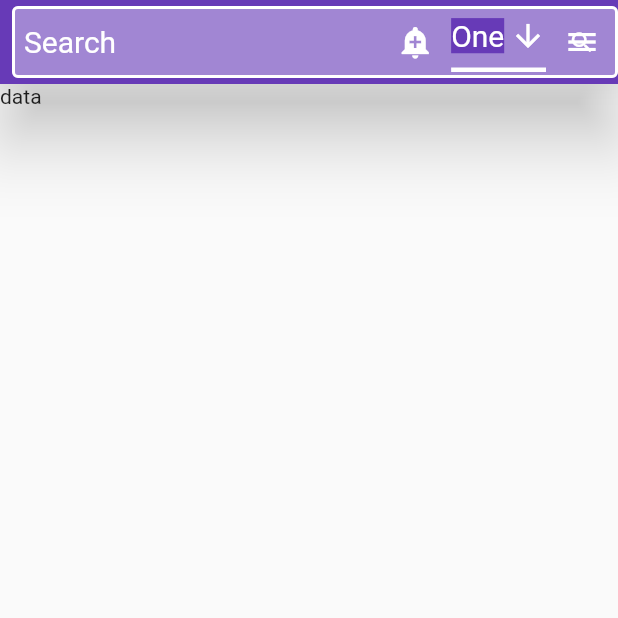
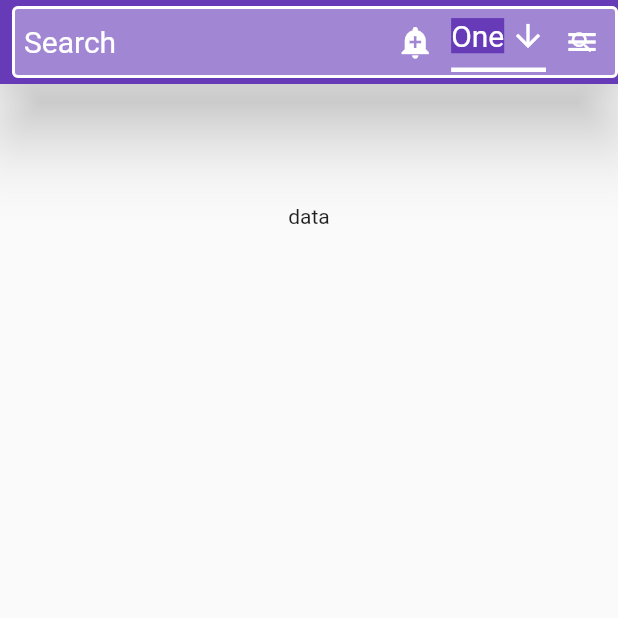
Before and after one commit to MUmerYasin/slidertesting, a Flutter app: the screen it shows after launch, on a phone screen of 412 x 824 dp, the top half of it. Run offline on Flutter 3.47's test engine with Material 2 defaults, Android fonts, the phone set to English and light mode, and no system bars; our stand-ins replace carousel_slider.

Commit message:
App bar Editing,add Drop down menu, Drawer working

```diff
--- a/lib/appbartesting.dart
+++ b/lib/appbartesting.dart
@@ -18,8 +18,14 @@ class _AppBarTestingCState extends State<AppBarTestingC> {
       appBar: AppBar(
         backgroundColor: Colors.deepPurple,
         elevation: 20.0,
-        leadingWidth: 700.0,
-        leading: Form(
+        // centerTitle: true,
+        centerTitle: false,
+        leadingWidth: 800.0,
+        leading:
+
+        Builder(
+        builder: (BuildContext context) {
+          return Form(
           key: _formKey,
           child: Column(
             crossAxisAlignment: CrossAxisAlignment.start,
@@ -90,10 +96,13 @@ class _AppBarTestingCState extends State<AppBarTestingC> {
               ),
             ],
           ),
+        );
+        },
         ),
-        automaticallyImplyLeading: false,
 
-        title: null,
+        // automaticallyImplyLeading: false,
+
+        // title: null,
 
 
         actions: <Widget>[
@@ -184,15 +193,23 @@ class _AppBarTestingCState extends State<AppBarTestingC> {
       ),
 
       body: SingleChildScrollView(
+        child: Center(
           child: Column(
             mainAxisAlignment: MainAxisAlignment.center,
+            crossAxisAlignment: CrossAxisAlignment.center,
             children: [
-            Row(
+              Padding(
+                padding: const EdgeInsets.all(80.0),
+                child: Row(
+                  mainAxisAlignment: MainAxisAlignment.center,
+                  crossAxisAlignment: CrossAxisAlignment.center,
                   children: const [
                     Text("data"),
                   ],
                 ),
+              ),
             ],
+          ),
         ),
       ),
     );
```
Lines whose indentation alone changed are shown as unchanged.
